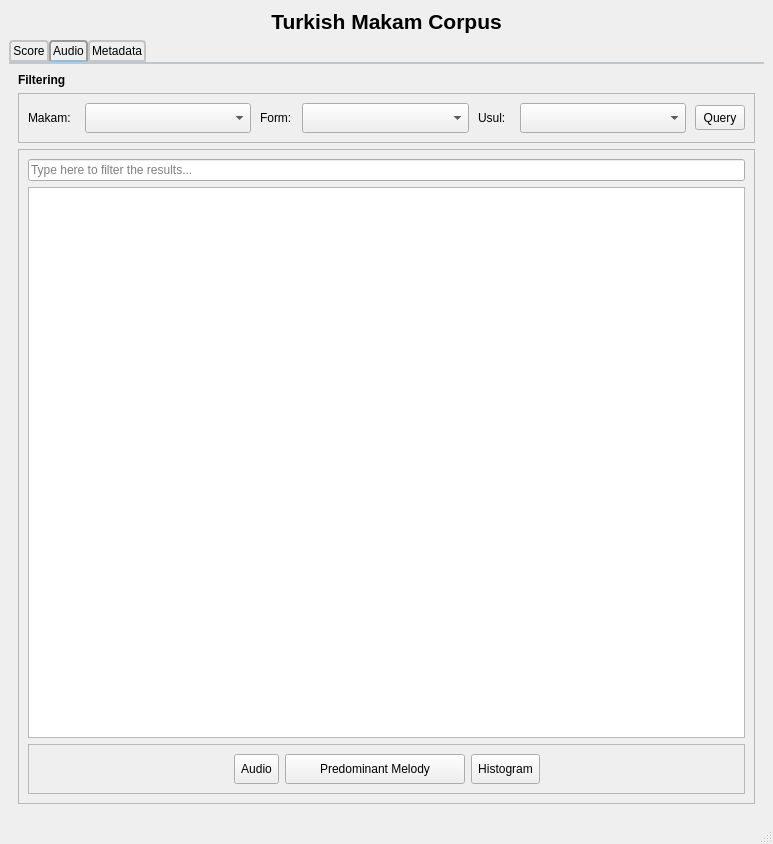
Above: ui_files/qt_designs/makam_main.ui from MTG/dunya-desktop before the change. Below: the same form after it.
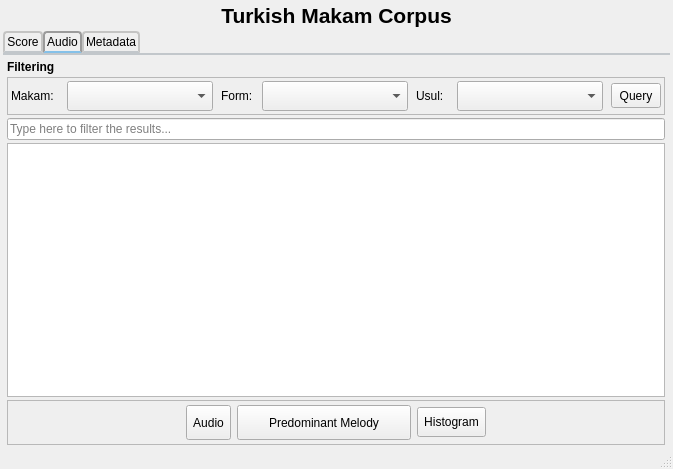
That is the form after the change. Icons and pictures are not drawn.

Commit message: changing the margins in the interface

```diff
--- a/ui_files/qt_designs/makam_main.ui
+++ b/ui_files/qt_designs/makam_main.ui
@@ -6,8 +6,8 @@
    <rect>
     <x>0</x>
     <y>0</y>
-    <width>773</width>
-    <height>844</height>
+    <width>673</width>
+    <height>469</height>
    </rect>
   </property>
   <property name="baseSize">
@@ -27,7 +27,22 @@
     <normaloff>:/compmusic/icons/compmusic-logo-black.png</normaloff>:/compmusic/icons/compmusic-logo-black.png</iconset>
   </property>
   <widget class="QWidget" name="centralwidget_makam">
-   <layout class="QGridLayout" name="gridLayout_4">
+   <layout class="QGridLayout" name="gridLayout_mainwindow">
+    <property name="leftMargin">
+     <number>3</number>
+    </property>
+    <property name="topMargin">
+     <number>3</number>
+    </property>
+    <property name="rightMargin">
+     <number>3</number>
+    </property>
+    <property name="bottomMargin">
+     <number>0</number>
+    </property>
+    <property name="spacing">
+     <number>3</number>
+    </property>
     <item row="0" column="0">
      <widget class="QLabel" name="label_makam">
       <property name="text">
@@ -100,6 +115,21 @@
         <string>Audio</string>
        </attribute>
        <layout class="QVBoxLayout" name="verticalLayout_2">
+        <property name="spacing">
+         <number>3</number>
+        </property>
+        <property name="leftMargin">
+         <number>4</number>
+        </property>
+        <property name="topMargin">
+         <number>5</number>
+        </property>
+        <property name="rightMargin">
+         <number>5</number>
+        </property>
+        <property name="bottomMargin">
+         <number>2</number>
+        </property>
         <item>
          <widget class="QLabel" name="label_filtering">
           <property name="sizePolicy">
@@ -127,11 +157,17 @@
           <property name="frameShadow">
            <enum>QFrame::Raised</enum>
           </property>
-          <layout class="QGridLayout" name="gridLayout">
+          <layout class="QGridLayout" name="gridLayout_filtering">
+           <property name="margin">
+            <number>3</number>
+           </property>
+           <property name="spacing">
+            <number>3</number>
+           </property>
            <item row="1" column="0">
             <layout class="QHBoxLayout" name="horizontalLayout_filtering">
              <property name="spacing">
-              <number>2</number>
+              <number>1</number>
              </property>
              <property name="sizeConstraint">
               <enum>QLayout::SetFixedSize</enum>
@@ -321,17 +357,6 @@
          </widget>
         </item>
         <item>
-         <widget class="QFrame" name="frame_results">
-          <property name="frameShape">
-           <enum>QFrame::StyledPanel</enum>
-          </property>
-          <property name="frameShadow">
-           <enum>QFrame::Raised</enum>
-          </property>
-          <layout class="QGridLayout" name="gridLayout_2">
-           <item row="0" column="0">
-            <layout class="QVBoxLayout" name="verticalLayout_results">
-             <item>
               <widget class="QLineEdit" name="lineEdit_filter">
                <property name="text">
                 <string/>
@@ -348,9 +373,7 @@
                </property>
               </widget>
              </item>
-            </layout>
-           </item>
-           <item row="1" column="0">
+        <item>
             <widget class="QFrame" name="frame">
              <property name="sizePolicy">
               <sizepolicy hsizetype="Expanding" vsizetype="Fixed">
@@ -377,6 +400,9 @@
               <enum>QFrame::Raised</enum>
              </property>
              <layout class="QHBoxLayout" name="horizontalLayout">
+           <property name="margin">
+            <number>3</number>
+           </property>
               <item>
                <spacer name="horizontalSpacer_features_left">
                 <property name="orientation">
@@ -510,9 +536,6 @@
            </item>
           </layout>
          </widget>
-        </item>
-       </layout>
-      </widget>
       <widget class="QWidget" name="tab_metadata">
        <attribute name="title">
         <string>Metadata</string>
@@ -528,7 +551,7 @@
     <rect>
      <x>0</x>
      <y>0</y>
-     <width>773</width>
+     <width>673</width>
      <height>25</height>
     </rect>
    </property>
```
Lines whose indentation alone changed are shown as unchanged. The commit also changes 1 other file.
